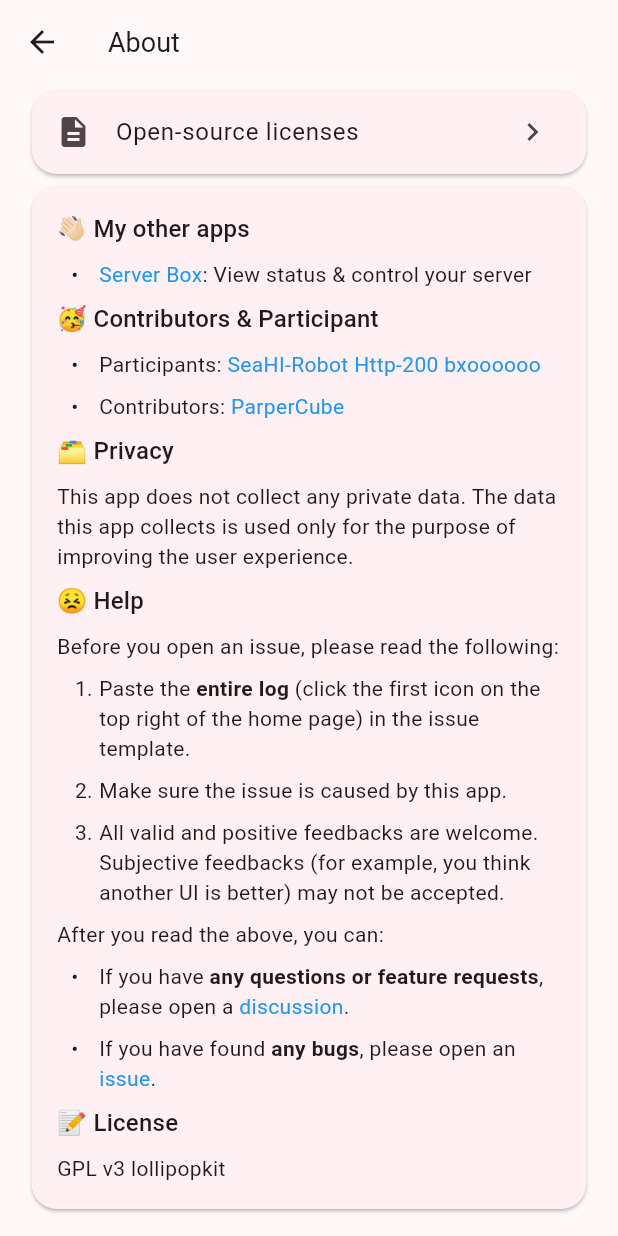
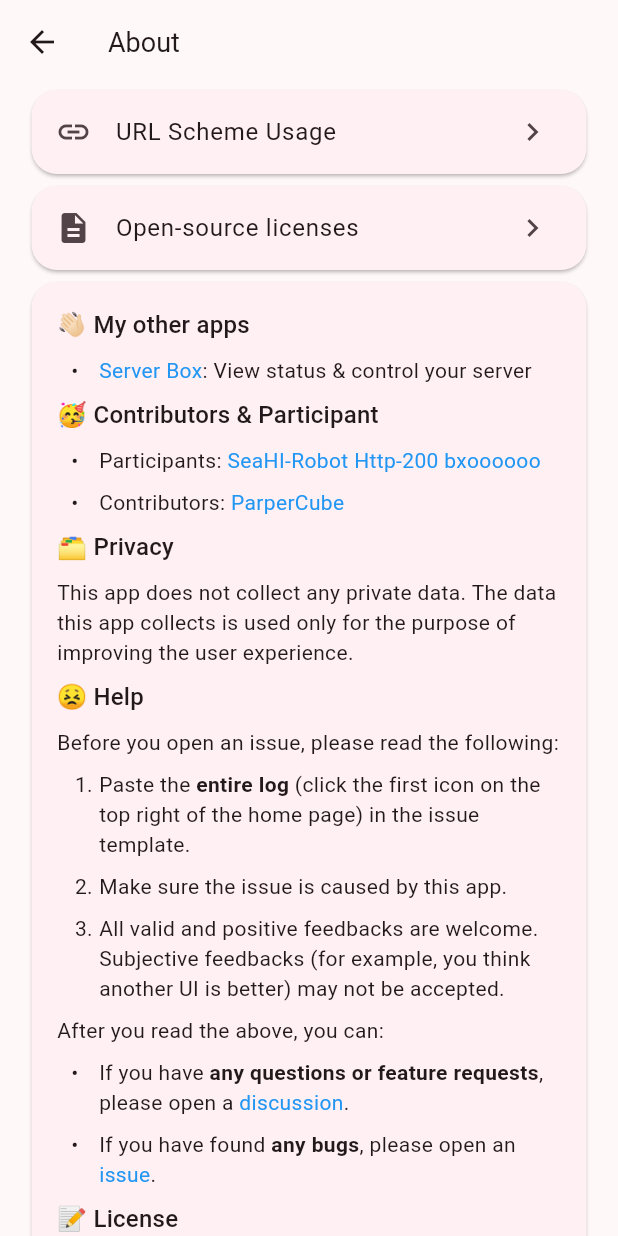
Before and after one commit to lollipopkit/flutter_gpt_box, a Flutter app: the AboutPage screen opened directly, on a phone screen of 412 x 824 dp. Run offline on Flutter 3.47's test engine with Material 3 defaults, Android fonts, the light colour scheme and no system bars; drawn by our look-alikes of flutter_markdown; our stand-ins replace after_layout, audioplayers, cross_file, dio, file_picker, flutter_highlight and 6 more; missing offline and left inert: choice, countly_flutter, dart_openai, flutter_markdown_latex, icloud_storage, markdown and 5 more; accounts and stored records are empty; generated files the repository leaves out were written again; network calls fail.

```diff
--- a/lib/l10n/app_en.arb
+++ b/lib/l10n/app_en.arb
@@ -51,7 +51,7 @@
   "hoursAgo": "{hours} hours ago",
   "ignoreTip": "Ignore tips",
   "image": "Image",
-  "initChatHelp": "### 📖 Tip\n- Overscroll on the chat page to switch chat history.\n- Long press code block to copy\n\n###  🔗 URL Scheme\n- [ ] On web, replace `lk-gptbox://app` to `https://gpt.lolli.tech`\n- [x] Config: `lk-gptbox://app/set?openAiUrl=&openAiKey=&openAiModel=`\n- [x] Chat\n  - [x] New: `lk-gptbox://app/new?msg=`\n  - [x] Open: `lk-gptbox://app/open?chatId=`\n  - [x] Search: `lk-gptbox://app/search?keyword=`\n  - [x] Share: `lk-gptbox://app/share?chatId=`\n\n### 🔍 Help\n- If you have found a bug, please use [Github Issue](https://github.com/lollipopkit/flutter_gpt_box/issues)",
+  "initChatHelp": "### 📖 Tip\n- Overscroll on the chat page to switch chat history.\n- Long press code block to copy\n- URL Scheme usage can be found [here](https://github.com/lollipopkit/flutter_gpt_box/blob/main/doc/uni_link.md)\n\n### 🔍 Help\n- If you have found a bug, please use [Github Issue](https://github.com/lollipopkit/flutter_gpt_box/issues)",
   "invalidLinkFmt": "Invalid link: {uri}",
   "justNow": "Just now",
   "lang": "Language",
@@ -105,6 +105,7 @@
   "tts": "TTS",
   "untitled": "Untitled",
   "update": "Update",
+  "usage": "Usage",
   "user": "User",
   "versionHaveUpdate": "Found: v1.0.{build}, click to update",
   "versionUpdated": "Current: v1.0.{build}, is up to date",
--- a/lib/l10n/app_zh.arb
+++ b/lib/l10n/app_zh.arb
@@ -51,7 +51,7 @@
   "hoursAgo": "{hours} 小时前",
   "ignoreTip": "忽略提示",
   "image": "图片",
-  "initChatHelp": "### 📖 提示\n- 在聊天界面过度滑动（overscroll）可以快捷切换聊天历史记录\n- 长按代码块来复制\n\n###  🔗 链接\n- [ ] 在Web, 替换 `lk-gptbox://app` 为 `https://gpt.lolli.tech`\n- [x] 配置: `lk-gptbox://app/set?openAiUrl=&openAiKey=&openAiModel=`\n- [x] 聊天\n  - [x] 新建: `lk-gptbox://app/new?msg=`\n  - [x] 打开: `lk-gptbox://app/open?chatId=`\n  - [x] 搜索: `lk-gptbox://app/search?keyword=`\n  - [x] 分享: `lk-gptbox://app/share?chatId=`\n\n### 🔍 帮助\n- 如果 GPT Box 有 bug，请使用 [Github Issue](https://github.com/lollipopkit/flutter_gpt_box/issues)\n- QQ群 762870488",
+  "initChatHelp": "### 📖 提示\n- 在聊天界面过度滑动（overscroll）可以快捷切换聊天历史记录\n- 长按代码块来复制\n- URL Scheme 用法可以在 [这里](https://github.com/lollipopkit/flutter_gpt_box/blob/main/doc/uni_link.md)\n\n### 🔍 帮助\n- 如果 GPT Box 有 bug，请使用 [Github Issue](https://github.com/lollipopkit/flutter_gpt_box/issues)\n- QQ群 762870488",
   "invalidLinkFmt": "未知链接：{uri}",
   "justNow": "刚刚",
   "lang": "语言",
@@ -105,6 +105,7 @@
   "tts": "文字转语音",
   "untitled": "未命名",
   "update": "更新",
+  "usage": "用法",
   "user": "用户",
   "versionHaveUpdate": "找到新版本：v1.0.{build}, 点击更新",
   "versionUpdated": "当前：v1.0.{build}, 已是最新",
--- a/lib/view/page/about.dart
+++ b/lib/view/page/about.dart
@@ -5,6 +5,7 @@ import 'package:flutter_chatgpt/data/res/ui.dart';
 import 'package:flutter_chatgpt/view/widget/appbar.dart';
 import 'package:flutter_chatgpt/view/widget/card.dart';
 import 'package:flutter_markdown/flutter_markdown.dart';
+import 'package:url_launcher/url_launcher_string.dart';
 
 class AboutPage extends StatelessWidget {
   const AboutPage({super.key, Never? args});
@@ -19,12 +20,23 @@ class AboutPage extends StatelessWidget {
         child: ListView(
           padding: const EdgeInsets.symmetric(horizontal: 17),
           children: [
+            _buildUniLinks(),
             _buildLicense(context),
             _buildInfo(),
           ],
         ),
       ),
     );
+  }
+
+  Widget _buildUniLinks() {
+    return CardX(child: ListTile(
+      leading: const Icon(Icons.link),
+      title: Text('URL Scheme ${l10n.usage}'),
+      trailing: const Icon(Icons.chevron_right),
+      onTap: () => launchUrlString(
+          'https://github.com/lollipopkit/flutter_gpt_box/blob/main/doc/uni_link.md'),
+    ));
   }
 
   Widget _buildInfo() {
--- a/lib/view/page/home/home.dart
+++ b/lib/view/page/home/home.dart
@@ -6,6 +6,7 @@ import 'package:after_layout/after_layout.dart';
 import 'package:audioplayers/audioplayers.dart';
 import 'package:dart_openai/dart_openai.dart';
 import 'package:flutter/foundation.dart';
+import 'package:flutter/gestures.dart';
 import 'package:flutter/material.dart';
 import 'package:flutter/services.dart';
 import 'package:flutter_chatgpt/core/build_mode.dart';
@@ -95,7 +96,6 @@ class _HomePageState extends State<HomePage>
         if (mounted) _timeRN.build();
       },
     );
-    _historyScrollCtrl.addListener(_locateHistoryListener);
     _initUniLinks();
     _listenAudioPlayer();
   }
@@ -143,7 +143,7 @@ class _HomePageState extends State<HomePage>
     if (_isWide.value) {
       return const Row(
         children: [
-          SizedBox(width: 300, child: history),
+          SizedBox(width: 290, child: history),
           Expanded(child: chat),
         ],
       );
```
Also changed, not shown: lib/data/res/openai.dart (+8 -5 lines), lib/view/page/home/chat.dart (+48 -0 lines), lib/view/page/home/var.dart (+7 -2 lines).
